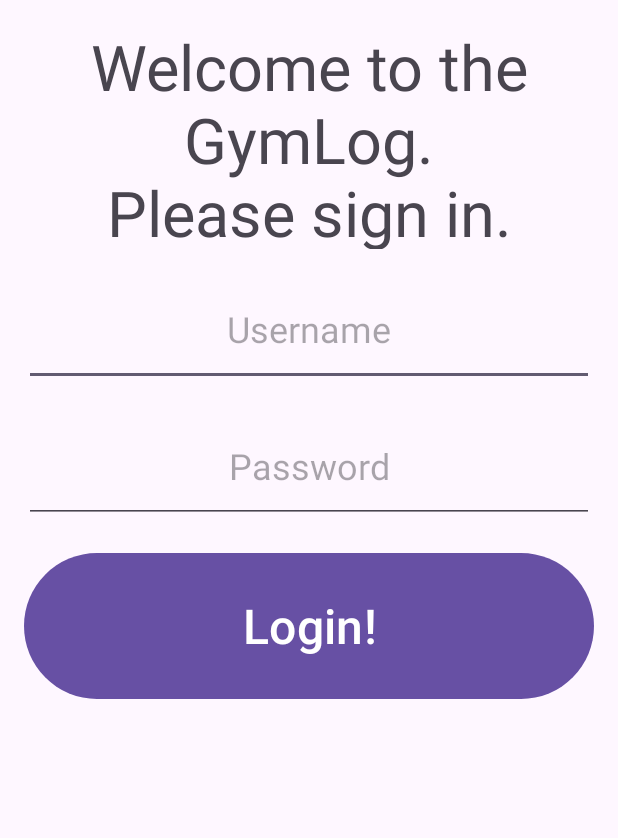
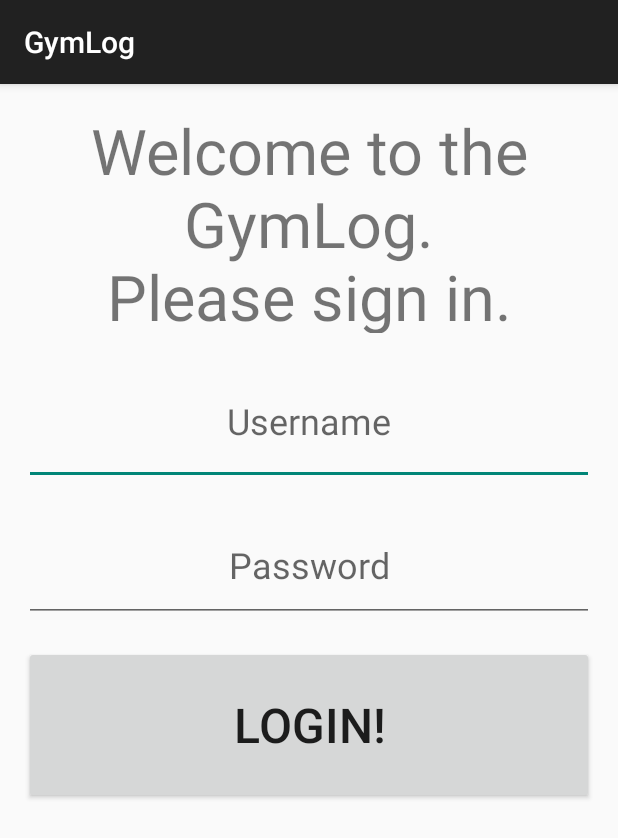
Before and after one commit to Cooper-W-04/cst-338-GymLog, an Android app: the screen it shows after launch (LoginActivity), on a phone screen of 412 x 824 dp. Shown: the top 838 px of the screen. Run offline under Robolectric (Android 15) with nearby library versions, the phone set to English and light mode, and no system bars; our stand-ins replace Room's generated code.

Commit message:
end of video 9

```diff
--- a/app/src/main/AndroidManifest.xml
+++ b/app/src/main/AndroidManifest.xml
@@ -10,7 +10,7 @@
         android:label="@string/app_name"
         android:roundIcon="@mipmap/ic_launcher_round"
         android:supportsRtl="true"
-        android:theme="@style/Theme.GymLog"
+        android:theme="@style/Theme.AppCompat.DayNight.DarkActionBar"
         tools:targetApi="31">
         <activity
             android:name=".LoginActivity"
--- a/app/src/main/java/com/example/gymlog/MainActivity.java
+++ b/app/src/main/java/com/example/gymlog/MainActivity.java
@@ -1,17 +1,24 @@
 package com.example.gymlog;
 
 import android.content.Context;
+import android.content.DialogInterface;
 import android.content.Intent;
 import android.os.Bundle;
 import android.text.method.ScrollingMovementMethod;
 import android.util.Log;
+import android.view.Menu;
+import android.view.MenuInflater;
+import android.view.MenuItem;
 import android.view.View;
 import android.widget.Toast;
 
+import androidx.annotation.NonNull;
+import androidx.appcompat.app.AlertDialog;
 import androidx.appcompat.app.AppCompatActivity;
 
 import com.example.gymlog.database.GymLogRepository;
 import com.example.gymlog.database.entities.GymLog;
+import com.example.gymlog.database.entities.User;
 import com.example.gymlog.databinding.ActivityMainBinding;
 
 import java.util.ArrayList;
@@ -27,9 +34,9 @@ public class MainActivity extends AppCompatActivity {
     String exercise = "";
     double weight = 0.0;
     int reps = 0;
-
     //TODO: add login information
-    int loggedInUserId = -1;
+    private int loggedInUserId = -1;
+    private User user;
 
     @Override
     protected void onCreate(Bundle savedInstanceState) {
@@ -38,6 +45,8 @@ public class MainActivity extends AppCompatActivity {
         setContentView(binding.getRoot());
 
         loginUser();
+
+        invalidateOptionsMenu();
 
         if(loggedInUserId == -1){
             Intent intent = LoginActivity.loginIntentFactory(getApplicationContext());
@@ -65,8 +74,58 @@ public class MainActivity extends AppCompatActivity {
     }
 
     private void loginUser() {
-        //TODO: create login method.
+        //TODO: make login method FUNCTIONAL
+        user = new User("Cooper", "gamer");
         loggedInUserId = getIntent().getIntExtra(MAIN_ACTIVITY_USER_ID, -1);
+    }
+
+    @Override
+    public boolean onCreateOptionsMenu(Menu menu) {
+        MenuInflater inflater = getMenuInflater();
+        inflater.inflate(R.menu.logout_menu, menu);
+        return true;
+    }
+
+    @Override
+    public boolean onPrepareOptionsMenu(Menu menu) {
+        MenuItem item = menu.findItem(R.id.logOutMenuItem);
+        item.setVisible(true);
+        item.setTitle(user.getUsername());
+        item.setOnMenuItemClickListener(new MenuItem.OnMenuItemClickListener() {
+            @Override
+            public boolean onMenuItemClick(@NonNull MenuItem item) {
+
+                showLogoutDialog();
+                return false;
+            }
+        });
+        return true;
+    }
+
+    private void showLogoutDialog(){
+        AlertDialog.Builder alertBuilder = new AlertDialog.Builder(MainActivity.this);
+        final AlertDialog alertDialog = alertBuilder.create();
+
+        alertBuilder.setMessage("Logout?");
+        alertBuilder.setPositiveButton("Logout", new DialogInterface.OnClickListener() {
+            @Override
+            public void onClick(DialogInterface dialog, int which) {
+                logout();
+            }
+        });
+        alertBuilder.setNegativeButton("Cancel", new DialogInterface.OnClickListener() {
+            @Override
+            public void onClick(DialogInterface dialog, int which) {
+                alertDialog.dismiss();
+            }
+        });
+
+        alertBuilder.create().show();
+    }
+
+    private void logout() {
+        //TODO: finish logout method
+        startActivity(LoginActivity.loginIntentFactory(getApplicationContext()));
     }
 
     static Intent mainActivityIntentFactory(Context context, int userId){
--- a/app/src/main/res/layout/activity_login.xml
+++ b/app/src/main/res/layout/activity_login.xml
@@ -12,6 +12,7 @@
         android:layout_width="match_parent"
         android:layout_height="150dip"
         android:layout_margin="16dip"
+        android:layout_marginBottom="24dip"
         android:gravity="center"
         android:text="@string/login_welcome"
         android:textSize="42sp"
@@ -22,7 +23,7 @@
     <EditText
         android:id="@+id/userNameLoginEditText"
         android:layout_width="match_parent"
-        android:layout_height="75dp"
+        android:layout_height="85dp"
         android:layout_margin="16dip"
         android:autofillHints="Please enter a username"
         android:gravity="center"
--- /dev/null
+++ b/app/src/main/res/menu/logout_menu.xml
@@ -0,0 +1,8 @@
+<?xml version="1.0" encoding="utf-8"?>
+<menu xmlns:android="http://schemas.android.com/apk/res/android"
+    xmlns:app="http://schemas.android.com/apk/res-auto">
+    <item
+        android:id="@+id/logOutMenuItem"
+        android:title="LOGGED IN"
+        app:showAsAction="ifRoom"/>
+</menu>
```
